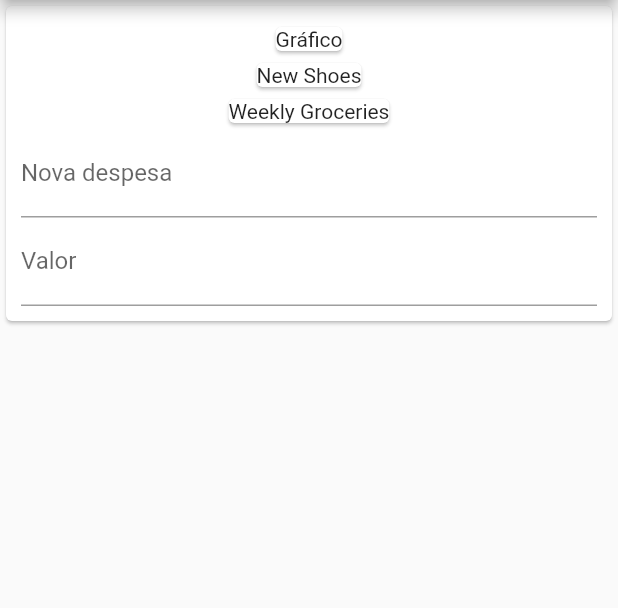
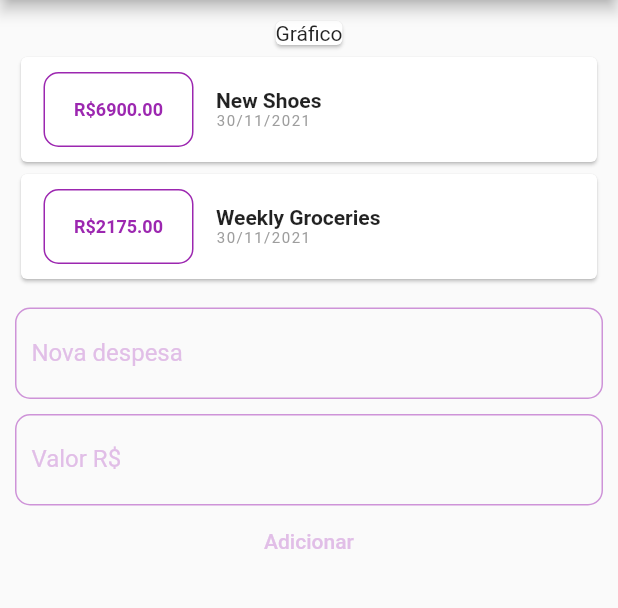
Before and after one commit to WCFX/01-Flutter-Despesas-Pessoais, a Flutter app: the screen it shows after launch, on a phone screen of 412 x 824 dp, the part 84-692 px from its top. Run offline on Flutter 3.47's test engine with Material 2 defaults, Android fonts, the phone set to English and light mode, and no system bars; missing offline and left inert: dart:ffi.

Commit message:
feat: adicionando ao form

```diff
--- a/analysis_options.yaml
+++ b/analysis_options.yaml
@@ -24,6 +24,7 @@ linter:
   rules:
     prefer_const_constructors: false
     avoid_unnecessary_containers: false
+    non_constant_identifier_names: false
     # avoid_print: false  # Uncomment to disable the `avoid_print` rule
     # prefer_single_quotes: true  # Uncomment to enable the `prefer_single_quotes` rule
 # Additional information about this file can be found at
--- a/lib/main.dart
+++ b/lib/main.dart
@@ -1,6 +1,6 @@
+import 'package:despesas_pessoais/widgets/graphic.dart';
+import 'package:despesas_pessoais/widgets/transaction_user.dart';
 import 'package:flutter/material.dart';
-
-import 'models/transation.dart';
 
 main() => runApp(ExpensesApp());
 
@@ -21,21 +21,6 @@ class ExpensesApp extends StatelessWidget {
 }
 
 class HomePage extends StatelessWidget {
-  final _transactions = [
-    Transaction(
-      id: 't1',
-      title: 'New Shoes',
-      value: 69.99,
-      date: DateTime.now(),
-    ),
-    Transaction(
-      id: 't2',
-      title: 'Weekly Groceries',
-      value: 16.53,
-      date: DateTime.now(),
-    ),
-  ];
-
   @override
   Widget build(BuildContext context) {
     return Scaffold(
@@ -44,35 +29,13 @@ class HomePage extends StatelessWidget {
       ),
       body: Column(
         children: [
-          Card(
-            child: Container(
-              padding: const EdgeInsets.all(10),
-              child: Column(
-                children: [
-                  Container(
-                    child: Card(
-                      child: Text('Gráfico'),
-                    ),
-                  ),
-                  Column(
-                    children: _transactions.map((transaction) {
-                      return Card(
-                        child: Text(transaction.title),
-                      );
-                    }).toList(),
-                  ),
-                  TextField(
-                    decoration: InputDecoration(
-                      labelText: 'Nova despesa',
-                    ),
-                  ),
-                  TextField(
-                    decoration: InputDecoration(
-                      labelText: 'Valor',
-                    ),
-                  ),
-                ],
-              ),
+          Container(
+            padding: const EdgeInsets.all(10),
+            child: Column(
+              children: const [
+                Graphic(),
+                TransactionUser(),
+              ],
             ),
           )
         ],
--- a/lib/models/transation.dart
+++ b/lib/models/transation.dart
@@ -1,3 +1,5 @@
+import 'dart:ffi';
+
 class Transaction {
   final String id;
   final String title;
--- /dev/null
+++ b/lib/widgets/form.dart
@@ -0,0 +1,77 @@
+import 'package:flutter/material.dart';
+
+class ExpensiveForm extends StatelessWidget {
+  final titleController = TextEditingController();
+  final valueController = TextEditingController();
+  final void Function(String, double) onSubmit;
+
+  ExpensiveForm({Key? key, required this.onSubmit}) : super(key: key);
+
+  TransactionForm() {
+    titleController.text = "";
+    valueController.text = "";
+  }
+
+  @override
+  Widget build(BuildContext context) {
+    return Column(
+      children: [
+        Container(
+          decoration: BoxDecoration(
+            border: Border.all(
+              color: Colors.purple[200]!,
+            ),
+            borderRadius: BorderRadius.circular(10),
+          ),
+          padding: const EdgeInsets.symmetric(horizontal: 10),
+          child: TextField(
+            controller: titleController,
+            decoration: InputDecoration(
+              labelText: 'Nova despesa',
+              labelStyle: TextStyle(
+                color: Colors.purple[100],
+              ),
+              border: InputBorder.none,
+            ),
+          ),
+        ),
+        SizedBox(
+          height: 10,
+        ),
+        Container(
+          decoration: BoxDecoration(
+            border: Border.all(
+              color: Colors.purple[200]!,
+            ),
+            borderRadius: BorderRadius.circular(10),
+          ),
+          padding: const EdgeInsets.symmetric(horizontal: 10),
+          child: TextField(
+            controller: valueController,
+            decoration: InputDecoration(
+              labelText: 'Valor R\$',
+              labelStyle: TextStyle(
+                color: Colors.purple[100],
+              ),
+              border: InputBorder.none,
+            ),
+          ),
+        ),
+        Container(
+          child: TextButton(
+            child: Text(
+              'Adicionar',
+              style: TextStyle(color: Colors.purple[100]!),
+            ),
+            onPressed: () {
+              onSubmit(
+                titleController.text,
+                double.parse(valueController.text),
+              );
+            },
+          ),
+        ),
+      ],
+    );
+  }
+}
--- /dev/null
+++ b/lib/widgets/graphic.dart
@@ -0,0 +1,16 @@
+import 'package:flutter/material.dart';
+
+class Graphic extends StatelessWidget {
+  const Graphic({
+    Key? key,
+  }) : super(key: key);
+
+  @override
+  Widget build(BuildContext context) {
+    return Container(
+      child: Card(
+        child: Text('Gráfico'),
+      ),
+    );
+  }
+}
--- /dev/null
+++ b/lib/widgets/new_transactions.dart
@@ -0,0 +1,69 @@
+import 'package:flutter/material.dart';
+import 'package:intl/intl.dart';
+
+import '../models/transation.dart';
+
+class NewTransactions extends StatelessWidget {
+  final List<Transaction> transactions;
+
+  const NewTransactions({Key? key, required this.transactions})
+      : super(key: key);
+
+  @override
+  Widget build(BuildContext context) {
+    return Column(
+      children: transactions.map((transaction) {
+        return Card(
+          child: Row(
+            children: [
+              Container(
+                alignment: Alignment.center,
+                width: 100,
+                height: 50,
+                margin: const EdgeInsets.symmetric(
+                  horizontal: 15,
+                  vertical: 10,
+                ),
+                decoration: BoxDecoration(
+                  border: Border.all(
+                    color: Colors.purple,
+                  ),
+                  borderRadius: BorderRadius.circular(10),
+                ),
+                padding: const EdgeInsets.all(10),
+                child: Text(
+                  'R\$${transaction.value.toStringAsFixed(2)}',
+                  style: TextStyle(
+                    fontWeight: FontWeight.bold,
+                    fontSize: 12,
+                    color: Colors.purple,
+                  ),
+                ),
+              ),
+              Column(
+                crossAxisAlignment: CrossAxisAlignment.start,
+                children: [
+                  Text(
+                    transaction.title,
+                    style: TextStyle(
+                      fontWeight: FontWeight.bold,
+                      fontSize: 14,
+                    ),
+                  ),
+                  Text(
+                    DateFormat('d/MM/y').format(transaction.date),
+                    style: TextStyle(
+                      fontSize: 10,
+                      letterSpacing: 1,
+                      color: Colors.grey,
+                    ),
+                  ),
+                ],
+              )
+            ],
+          ),
+        );
+      }).toList(),
+    );
+  }
+}
--- /dev/null
+++ b/lib/widgets/transaction_user.dart
@@ -0,0 +1,59 @@
+import 'dart:math';
+
+import 'package:despesas_pessoais/widgets/form.dart';
+
+import '../models/transation.dart';
+import 'new_transactions.dart';
+import 'package:flutter/material.dart';
+
+class TransactionUser extends StatefulWidget {
+  const TransactionUser({Key? key}) : super(key: key);
+
+  @override
+  _TransactionUserState createState() => _TransactionUserState();
+}
+
+class _TransactionUserState extends State<TransactionUser> {
+  final _transactions = [
+    Transaction(
+      id: 't1',
+      title: 'New Shoes',
+      value: 6900.00,
+      date: DateTime.now(),
+    ),
+    Transaction(
+      id: 't2',
+      title: 'Weekly Groceries',
+      value: 2175.00,
+      date: DateTime.now(),
+    ),
+  ];
+
+  _addTransaction(String title, double value) {
+    final newTransaction = Transaction(
+      id: Random().nextDouble().toString(),
+      title: title,
+      value: value,
+      date: DateTime.now(),
+    );
+
+    setState(() {
+      _transactions.add(newTransaction);
+    });
+  }
+
+  @override
+  Widget build(BuildContext context) {
+    return SingleChildScrollView(
+      child: Column(
+        children: <Widget>[
+          NewTransactions(transactions: _transactions),
+          SizedBox(
+            height: 15,
+          ),
+          ExpensiveForm(onSubmit: _addTransaction),
+        ],
+      ),
+    );
+  }
+}
--- a/pubspec.yaml
+++ b/pubspec.yaml
@@ -3,7 +3,7 @@ description: A new Flutter project.
 
 # The following line prevents the package from being accidentally published to
 # pub.dev using `flutter pub publish`. This is preferred for private packages.
-publish_to: 'none' # Remove this line if you wish to publish to pub.dev
+publish_to: "none" # Remove this line if you wish to publish to pub.dev
 
 # The following defines the version and build number for your application.
 # A version number is three numbers separated by dots, like 1.2.43
@@ -29,7 +29,7 @@ environment:
 dependencies:
   flutter:
     sdk: flutter
-
+  intl: ^0.17.0
 
   # The following adds the Cupertino Icons font to your application.
   # Use with the CupertinoIcons class for iOS style icons.
@@ -51,7 +51,6 @@ dev_dependencies:
 
 # The following section is specific to Flutter.
 flutter:
-
   # The following line ensures that the Material Icons font is
   # included with your application, so that you can use the icons in
   # the material Icons class.
```
Also changed, not shown: pubspec.lock.
